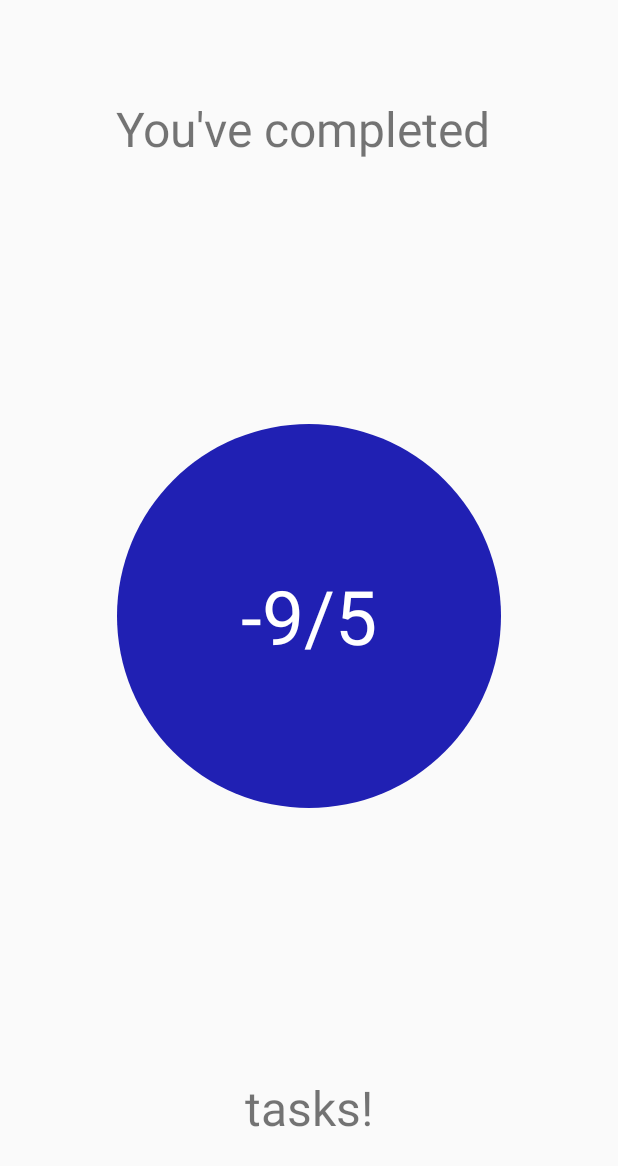
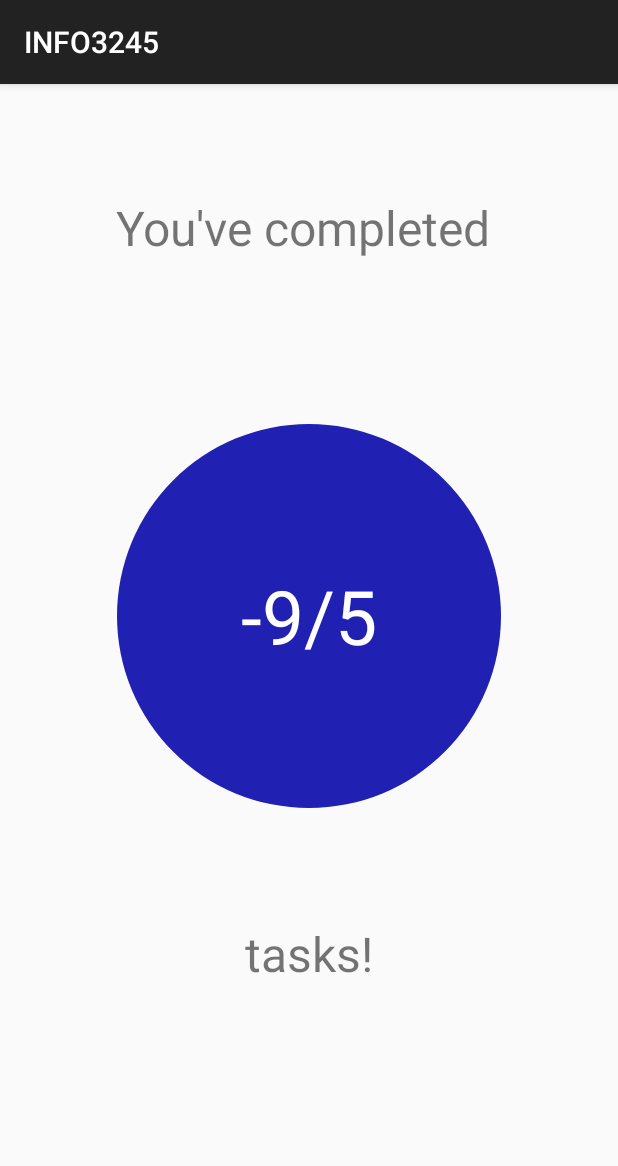
Before and after one commit to joaopedr0/INFO-3245-Project, an Android app: the ProgressActivity screen opened directly, with no data from a screen before it, on a phone screen of 412 x 824 dp. Shown: the top 1166 px of the screen. Run offline under Robolectric (Android 15) with nearby library versions, the phone set to English and light mode, and no system bars.

Commit message:
1.8 testing done
-added Settings activity (switches only send Toast msgs for now)
-modified Progress activity UI (added header toolbar thing/action bar)
-added some comments

```diff
--- a/INFO3245/app/src/main/AndroidManifest.xml
+++ b/INFO3245/app/src/main/AndroidManifest.xml
@@ -22,6 +22,10 @@
             android:name=".NewList"
             android:parentActivityName=".MainActivity" />
         <activity android:name=".ProgressActivity" />
+        <activity
+            android:name=".TemplateSettingsActivity"
+            android:label="@string/title_activity_template_settings" />
+        <activity android:name=".SettingsActivity"></activity>
     </application>
 
 </manifest>
--- a/INFO3245/app/src/main/java/com/example/project/info3245/MainActivity.java
+++ b/INFO3245/app/src/main/java/com/example/project/info3245/MainActivity.java
@@ -138,7 +138,7 @@ public class MainActivity extends AppCompatActivity {
             case R.id.action_settings:
                 // open the settings activity
                 // startActivity(new Intent(MainActivity.this, SettingsActivity.class));
-                Toast.makeText(this, "you are gay", Toast.LENGTH_SHORT);
+                startActivity(new Intent(MainActivity.this, SettingsActivity.class));
                 return true;
             case R.id.task_progress:
                 // open the progress activity
--- a/INFO3245/app/src/main/java/com/example/project/info3245/ProgressActivity.java
+++ b/INFO3245/app/src/main/java/com/example/project/info3245/ProgressActivity.java
@@ -2,6 +2,7 @@ package com.example.project.info3245;
 
 import android.support.v7.app.AppCompatActivity;
 import android.os.Bundle;
+import android.support.v7.widget.Toolbar;
 
 public class ProgressActivity extends AppCompatActivity {
 
@@ -9,5 +10,9 @@ public class ProgressActivity extends AppCompatActivity {
     protected void onCreate(Bundle savedInstanceState) {
         super.onCreate(savedInstanceState);
         setContentView(R.layout.activity_progress);
+
+        // head toolbar
+        Toolbar toolbar = (Toolbar) findViewById(R.id.toolbar);
+        setSupportActionBar(toolbar);
     }
 }
--- a/INFO3245/app/src/main/res/layout/activity_progress.xml
+++ b/INFO3245/app/src/main/res/layout/activity_progress.xml
@@ -6,18 +6,35 @@
     android:layout_height="match_parent"
     tools:context=".ProgressActivity">
 
+    <android.support.design.widget.AppBarLayout
+        android:layout_width="match_parent"
+        android:layout_height="wrap_content"
+        android:theme="@style/AppTheme.AppBarOverlay">
+
+        <android.support.v7.widget.Toolbar
+            android:id="@+id/toolbar"
+            android:layout_width="match_parent"
+            android:layout_height="?attr/actionBarSize"
+            android:background="?attr/colorPrimary"
+            app:popupTheme="@style/AppTheme.PopupOverlay" />
+
+    </android.support.design.widget.AppBarLayout>
+
     <TextView
         android:id="@+id/textViewMsg1"
         android:layout_width="wrap_content"
         android:layout_height="wrap_content"
+        android:layout_marginBottom="10dp"
         android:layout_marginEnd="8dp"
         android:layout_marginStart="8dp"
-        android:layout_marginTop="64dp"
+        android:layout_marginTop="80dp"
         android:text="You've completed "
         android:textSize="32sp"
+        app:layout_constraintBottom_toTopOf="@+id/textViewTaskCounter"
         app:layout_constraintEnd_toEndOf="parent"
         app:layout_constraintStart_toStartOf="parent"
-        app:layout_constraintTop_toTopOf="parent" />
+        app:layout_constraintTop_toTopOf="parent"
+        app:layout_constraintVertical_bias="0.333" />
 
     <TextView
         android:id="@+id/textViewTaskCounter"
@@ -38,12 +55,16 @@
         android:id="@+id/textViewMsg2"
         android:layout_width="wrap_content"
         android:layout_height="wrap_content"
-        android:layout_marginBottom="64dp"
+        android:layout_marginBottom="50dp"
         android:layout_marginEnd="8dp"
         android:layout_marginStart="8dp"
+        android:layout_marginTop="10dp"
         android:text="tasks!"
         android:textSize="32sp"
         app:layout_constraintBottom_toBottomOf="parent"
         app:layout_constraintEnd_toEndOf="parent"
-        app:layout_constraintStart_toStartOf="parent" />
+        app:layout_constraintHorizontal_bias="0.501"
+        app:layout_constraintStart_toStartOf="parent"
+        app:layout_constraintTop_toBottomOf="@+id/textViewTaskCounter"
+        app:layout_constraintVertical_bias="0.358" />
 </android.support.constraint.ConstraintLayout>
--- a/INFO3245/app/src/main/res/values/strings.xml
+++ b/INFO3245/app/src/main/res/values/strings.xml
@@ -87,5 +87,6 @@
     <string name="pref_ringtone_silent">Silent</string>
 
     <string name="pref_title_vibrate">Vibrate</string>
+    <string name="title_activity_template_settings">Settings</string>
 
 </resources>
```
Also changed, not shown: INFO3245/app/src/main/java/com/example/project/info3245/SettingsActivity.java (added, +53 -0 lines), INFO3245/app/src/main/java/com/example/project/info3245/TemplateSettingsActivity.java (added, +254 -0 lines), INFO3245/app/src/main/res/layout/activity_settings.xml (added, +70 -0 lines).
